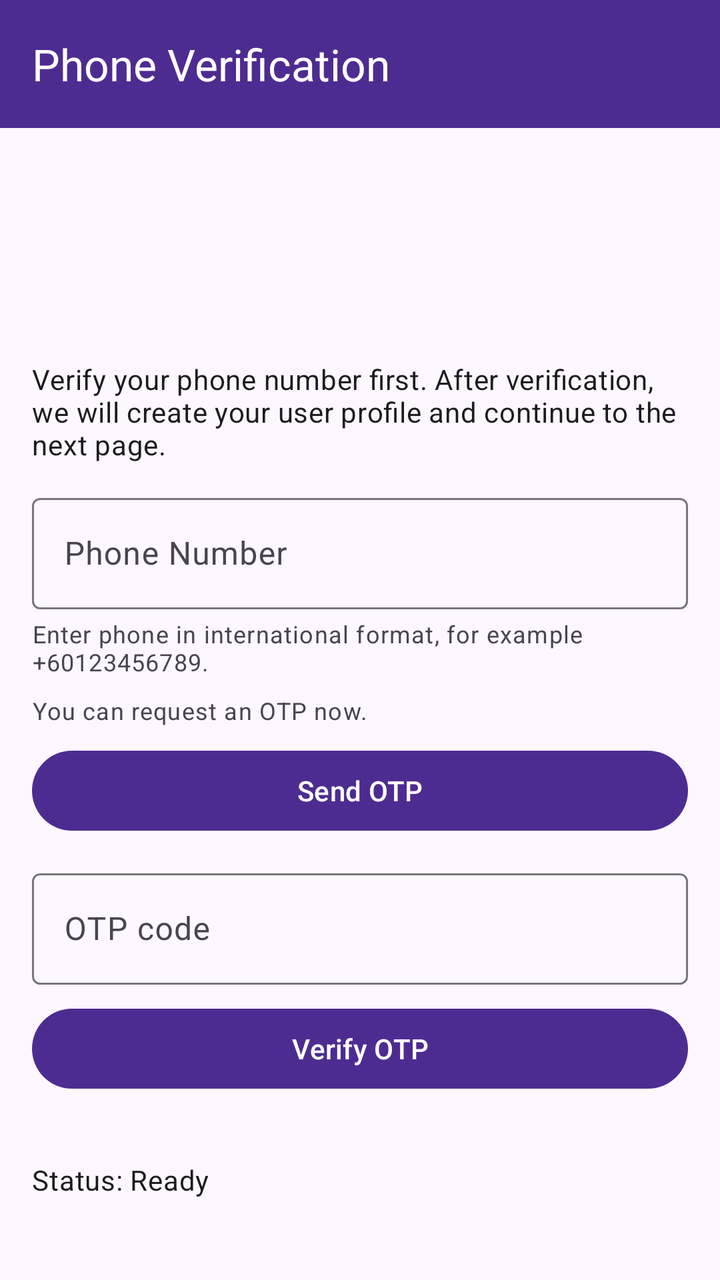
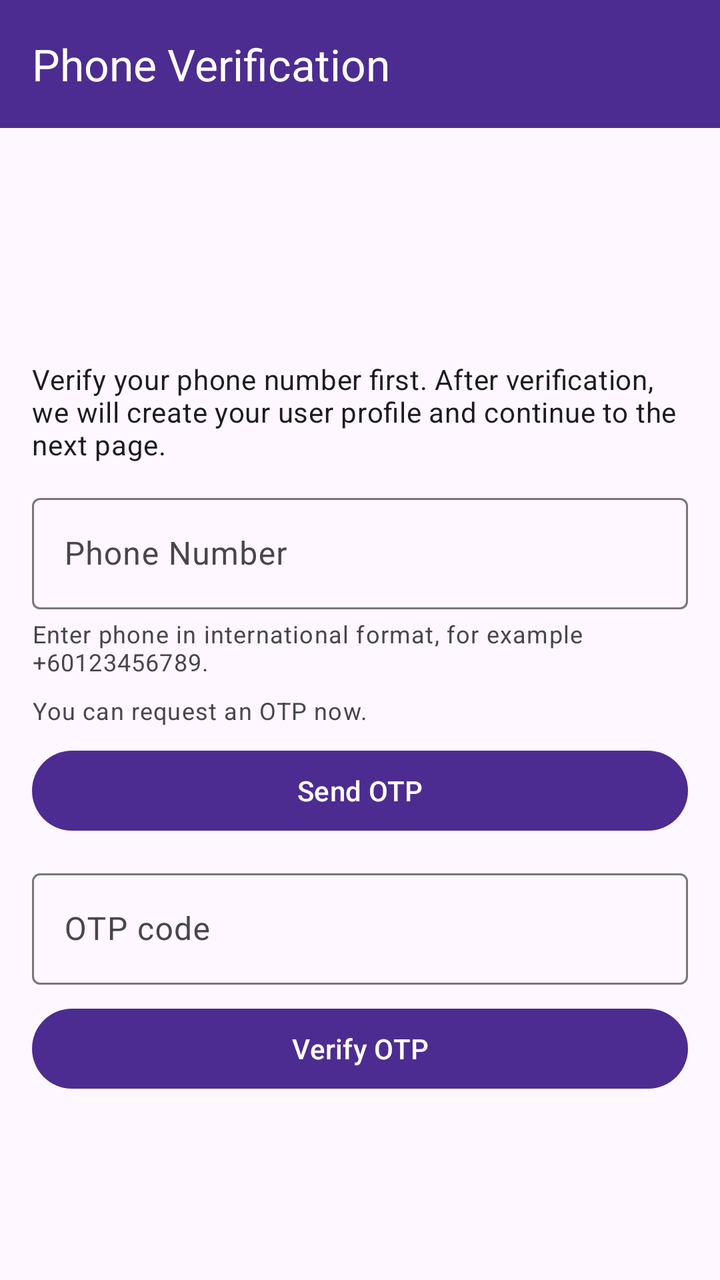

Before-and-after screenshots of an Android layout around one commit, followed by the original layout XML and the change that was made.
<!-- AndroidManifest.xml: application theme Theme.ContactSync -->
<!-- res/layout/activity_verify_phone.xml -->
<?xml version="1.0" encoding="utf-8"?>
<androidx.constraintlayout.widget.ConstraintLayout xmlns:android="http://schemas.android.com/apk/res/android"
    xmlns:app="http://schemas.android.com/apk/res-auto"
    xmlns:tools="http://schemas.android.com/tools"
    android:layout_width="match_parent"
    android:layout_height="match_parent"
    tools:context=".VerifyPhoneActivity">

    <com.google.android.material.appbar.MaterialToolbar
        android:id="@+id/toolbar"
        android:layout_width="match_parent"
        android:layout_height="?attr/actionBarSize"
        android:background="?attr/colorPrimary"
        app:layout_constraintTop_toTopOf="parent"
        app:title="@string/verify_phone_title"
        app:titleTextColor="?attr/colorOnPrimary" />

    <LinearLayout
        android:id="@+id/contentContainer"
        android:layout_width="match_parent"
        android:layout_height="wrap_content"
        android:gravity="center_horizontal"
        android:orientation="vertical"
        android:padding="16dp"
        app:layout_constraintTop_toBottomOf="@id/toolbar">

        <ImageView
            android:id="@+id/brandLogoImage"
            android:layout_width="88dp"
            android:layout_height="88dp"
            android:contentDescription="@string/brand_logo_content_description"
            android:scaleType="fitCenter"
            android:src="@drawable/tenant_brand_mark" />

        <TextView
            android:id="@+id/verifyPhoneIntroText"
            android:layout_width="match_parent"
            android:layout_height="wrap_content"
            android:layout_marginTop="12dp"
            android:text="@string/verify_phone_intro"
            android:textAppearance="?attr/textAppearanceBodyMedium" />

        <com.google.android.material.textfield.TextInputLayout
            android:id="@+id/userPhoneInputLayout"
            style="@style/Widget.Material3.TextInputLayout.OutlinedBox"
            android:layout_width="match_parent"
            android:layout_height="wrap_content"
            android:layout_marginTop="12dp"
            android:hint="@string/user_phone_hint">

            <com.google.android.material.textfield.TextInputEditText
                android:id="@+id/userPhoneInput"
                android:layout_width="match_parent"
                android:layout_height="wrap_content"
                android:imeOptions="actionNext"
                android:inputType="phone" />
        </com.google.android.material.textfield.TextInputLayout>

        <TextView
            android:id="@+id/phoneFormatHintText"
            android:layout_width="match_parent"
            android:layout_height="wrap_content"
            android:layout_marginTop="4dp"
            android:text="@string/phone_format_hint"
            android:textAppearance="?attr/textAppearanceBodySmall" />

        <TextView
            android:id="@+id/cooldownText"
            android:layout_width="match_parent"
            android:layout_height="wrap_content"
            android:layout_marginTop="8dp"
            android:text="@string/send_otp_ready"
            android:textAppearance="?attr/textAppearanceBodySmall" />

        <com.google.android.material.button.MaterialButton
            android:id="@+id/sendOtpButton"
            android:layout_width="match_parent"
            android:layout_height="wrap_content"
            android:layout_marginTop="8dp"
            android:text="@string/send_otp" />

        <com.google.android.material.textfield.TextInputLayout
            android:id="@+id/otpCodeInputLayout"
            style="@style/Widget.Material3.TextInputLayout.OutlinedBox"
            android:layout_width="match_parent"
            android:layout_height="wrap_content"
            android:layout_marginTop="12dp"
            android:hint="@string/otp_code_hint">

            <com.google.android.material.textfield.TextInputEditText
                android:id="@+id/otpCodeInput"
                android:layout_width="match_parent"
                android:layout_height="wrap_content"
                android:imeOptions="actionDone"
                android:inputType="number" />
        </com.google.android.material.textfield.TextInputLayout>

        <com.google.android.material.button.MaterialButton
            android:id="@+id/verifyOtpButton"
            android:layout_width="match_parent"
            android:layout_height="wrap_content"
            android:layout_marginTop="8dp"
            android:text="@string/verify_otp" />

        <ProgressBar
            android:id="@+id/progressBar"
            style="?android:attr/progressBarStyleHorizontal"
            android:layout_width="match_parent"
            android:layout_height="wrap_content"
            android:layout_marginTop="12dp"
            android:indeterminate="true"
            android:visibility="gone" />
    </LinearLayout>

    <TextView
        android:id="@+id/statusText"
        android:layout_width="0dp"
        android:layout_height="wrap_content"
        android:layout_margin="16dp"
        android:text="@string/status_idle"
        android:textAppearance="?attr/textAppearanceBodyMedium"
        app:layout_constraintEnd_toEndOf="parent"
        app:layout_constraintStart_toStartOf="parent"
        app:layout_constraintTop_toBottomOf="@id/contentContainer" />

</androidx.constraintlayout.widget.ConstraintLayout>
<!-- resources referenced by this layout -->
<resources>
  <string name="brand_logo_content_description">Tenant logo</string>
  <string name="otp_code_hint">OTP code</string>
  <string name="phone_format_hint">Enter phone in international format, for example +60123456789.</string>
  <string name="send_otp">Send OTP</string>
  <string name="send_otp_ready">You can request an OTP now.</string>
  <string name="status_idle">Status: Ready</string>
  <string name="user_phone_hint">Phone Number</string>
  <string name="verify_otp">Verify OTP</string>
  <string name="verify_phone_intro">Verify your phone number first. After verification, we will create your user profile and continue to the next page.</string>
  <string name="verify_phone_title">Phone Verification</string>
  <style name="Theme.ContactSync" parent="Theme.Material3.DayNight.NoActionBar">
          <item name="colorPrimary">@color/brand_primary</item>
          <item name="colorOnPrimary">@color/brand_on_primary</item>
          <item name="android:statusBarColor">@color/brand_primary</item>
          <item name="android:navigationBarColor">@color/brand_surface</item>
          <item name="colorSurface">@color/brand_surface</item>
      </style>
  <color name="brand_primary">#4D2C91</color>
  <color name="brand_on_primary">#FFFFFF</color>
  <color name="brand_surface">#F7F4FB</color>
</resources>

<!-- the commit's change to res/layout/activity_verify_phone.xml (unified diff, before → after) -->
@@ -118,6 +118,7 @@
         android:layout_height="wrap_content"
         android:layout_margin="16dp"
         android:text="@string/status_idle"
+        android:visibility="gone"
         android:textAppearance="?attr/textAppearanceBodyMedium"
         app:layout_constraintEnd_toEndOf="parent"
         app:layout_constraintStart_toStartOf="parent"
